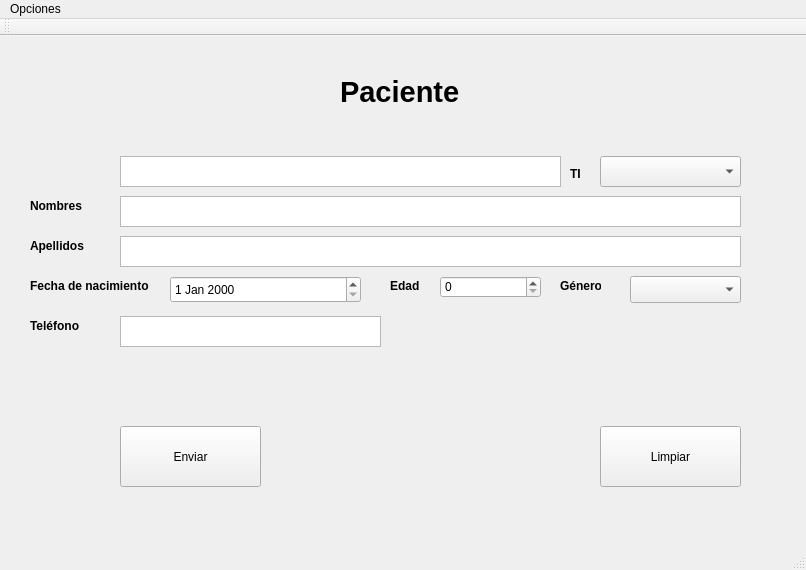
The window that QtUi/agregarpaciente.ui (Lufedi/DABM-Bitalino) describes before a commit, drawn with Qt 5.
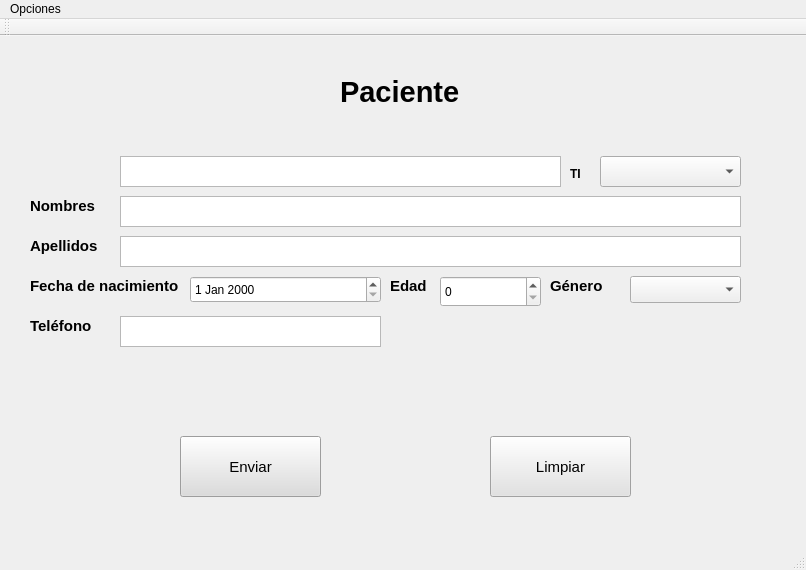
The same window after the commit.

The edit to the form file:
```diff
--- a/QtUi/agregarpaciente.ui
+++ b/QtUi/agregarpaciente.ui
@@ -13,16 +13,27 @@
   <property name="windowTitle">
    <string>Agregar paciente</string>
   </property>
+  <property name="styleSheet">
+   <string notr="true"/>
+  </property>
   <widget class="QWidget" name="centralWidget">
    <widget class="QPushButton" name="send">
     <property name="geometry">
      <rect>
-      <x>120</x>
-      <y>390</y>
+      <x>180</x>
+      <y>400</y>
       <width>141</width>
       <height>61</height>
      </rect>
     </property>
+    <property name="font">
+     <font>
+      <pointsize>11</pointsize>
+     </font>
+    </property>
+    <property name="styleSheet">
+     <string notr="true">background-color: rgb(220, 220, 220);</string>
+    </property>
     <property name="text">
      <string>Enviar</string>
     </property>
@@ -72,12 +83,13 @@
      <rect>
       <x>30</x>
       <y>160</y>
-      <width>61</width>
+      <width>71</width>
       <height>20</height>
      </rect>
     </property>
     <property name="font">
      <font>
+      <pointsize>11</pointsize>
       <weight>75</weight>
       <bold>true</bold>
      </font>
@@ -91,12 +103,13 @@
      <rect>
       <x>30</x>
       <y>200</y>
-      <width>61</width>
+      <width>71</width>
       <height>20</height>
      </rect>
     </property>
     <property name="font">
      <font>
+      <pointsize>11</pointsize>
       <weight>75</weight>
       <bold>true</bold>
      </font>
@@ -108,14 +121,15 @@
    <widget class="QLabel" name="label_6">
     <property name="geometry">
      <rect>
-      <x>560</x>
+      <x>550</x>
       <y>240</y>
-      <width>41</width>
+      <width>71</width>
       <height>20</height>
      </rect>
     </property>
     <property name="font">
      <font>
+      <pointsize>11</pointsize>
       <weight>75</weight>
       <bold>true</bold>
      </font>
@@ -137,7 +151,7 @@
    <widget class="QDateEdit" name="dateEdit">
     <property name="geometry">
      <rect>
-      <x>170</x>
+      <x>190</x>
       <y>240</y>
       <width>191</width>
       <height>27</height>
@@ -149,12 +163,13 @@
      <rect>
       <x>30</x>
       <y>240</y>
-      <width>131</width>
+      <width>151</width>
       <height>20</height>
      </rect>
     </property>
     <property name="font">
      <font>
+      <pointsize>11</pointsize>
       <weight>75</weight>
       <bold>true</bold>
      </font>
@@ -178,12 +193,13 @@
      <rect>
       <x>30</x>
       <y>280</y>
-      <width>61</width>
+      <width>71</width>
       <height>20</height>
      </rect>
     </property>
     <property name="font">
      <font>
+      <pointsize>11</pointsize>
       <weight>75</weight>
       <bold>true</bold>
      </font>
@@ -198,7 +214,7 @@
       <x>440</x>
       <y>240</y>
       <width>101</width>
-      <height>22</height>
+      <height>31</height>
      </rect>
     </property>
    </widget>
@@ -207,12 +223,13 @@
      <rect>
       <x>390</x>
       <y>240</y>
-      <width>31</width>
+      <width>41</width>
       <height>20</height>
      </rect>
     </property>
     <property name="font">
      <font>
+      <pointsize>11</pointsize>
       <weight>75</weight>
       <bold>true</bold>
      </font>
@@ -224,12 +241,21 @@
    <widget class="QPushButton" name="clean">
     <property name="geometry">
      <rect>
-      <x>600</x>
-      <y>390</y>
+      <x>490</x>
+      <y>400</y>
       <width>141</width>
       <height>61</height>
      </rect>
     </property>
+    <property name="font">
+     <font>
+      <pointsize>11</pointsize>
+     </font>
+    </property>
+    <property name="styleSheet">
+     <string notr="true">background-color: rgb(226, 226, 226);
+</string>
+    </property>
     <property name="text">
      <string>Limpiar</string>
     </property>
```
Left out of the diff: 6 changed lines with no effect on the pictures.
